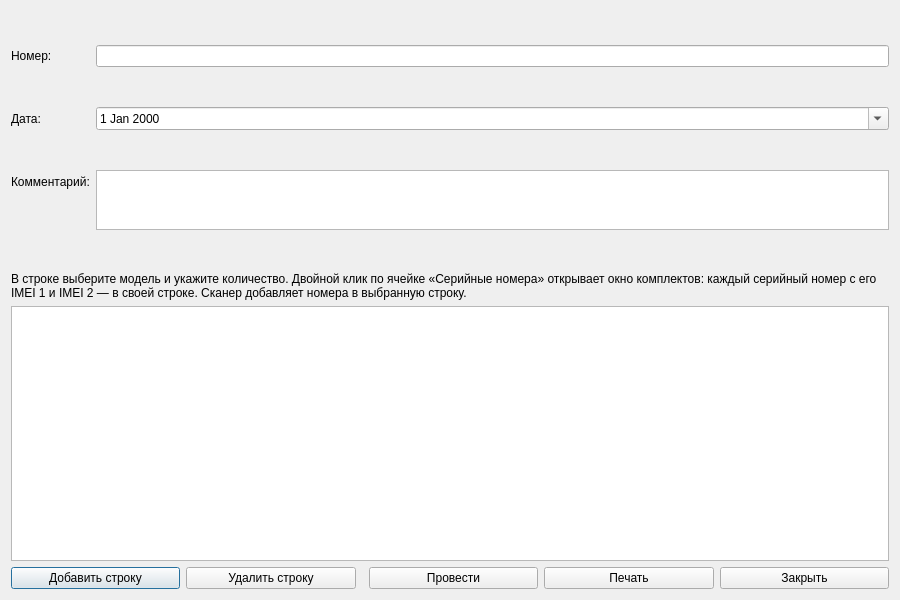
This is src/ui/dialogs/receiptform.ui in Smurf72T/POC_Terminal_Tracker as Qt 5 draws it before an edit. The edited form follows.
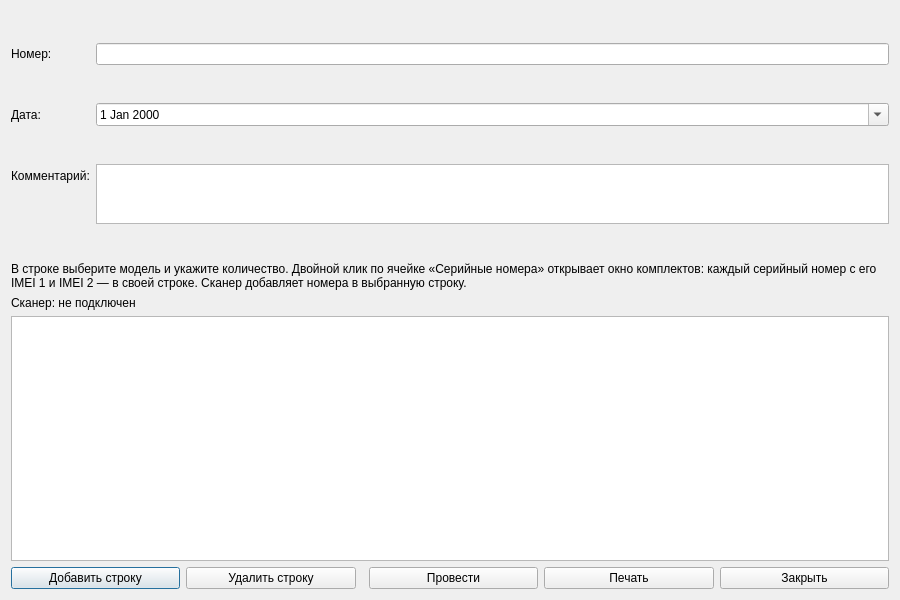
This is the edited form.

Commit message:
fix: утечка хэндла COM8 в SerialScanner — закрытие формы блокировало порт
При остановке поток чтения и соединение finished создавались на разных объектах QThread: хэндл COM-порта никогда не закрывался, и следующая форма поступления не могла открыть COM8.

- SerialScanner: один рабочий поток, хэндл захватывается потоком по значению и гарантированно закрывается в stop()
- ReceiptForm: индикатор статуса сканера (готов / порт занят / отключен в config.json)

Patch:
```diff
--- a/src/ui/dialogs/receiptform.ui
+++ b/src/ui/dialogs/receiptform.ui
@@ -22,6 +22,11 @@
                     <property name="wordWrap"><bool>true</bool></property>
                 </widget>
             </item>
+            <item>
+                <widget class="QLabel" name="labelScannerStatus">
+                    <property name="text"><string>Сканер: не подключен</string></property>
+                </widget>
+            </item>
             <item>
                 <widget class="QTableView" name="tableView">
                     <property name="alternatingRowColors"><bool>true</bool></property>
```
The commit also changes 3 other files.
